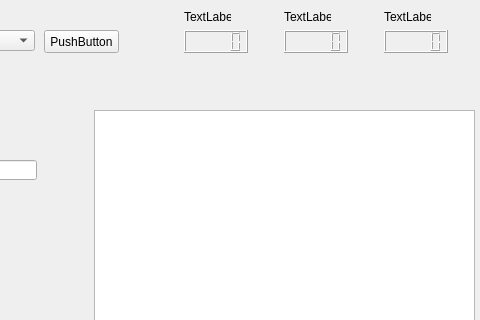
Above: mainwindow.ui from ironiron/PMS7003reader before the change; both pictures show x 96 to 576 and y 0 to 320 of the 576 by 442 pixel window. Below: the same form after it.
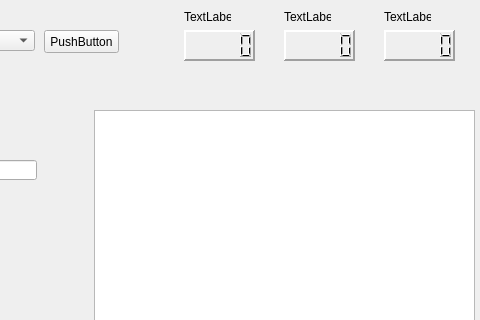
That is the form after the change.

Commit message: Added crc, PM calculations and LCD started showing data

The edit to the form file:
```diff
--- a/mainwindow.ui
+++ b/mainwindow.ui
@@ -59,30 +59,57 @@
      <rect>
       <x>280</x>
       <y>30</y>
-      <width>64</width>
-      <height>23</height>
+      <width>71</width>
+      <height>31</height>
      </rect>
     </property>
+    <property name="autoFillBackground">
+     <bool>false</bool>
+    </property>
+    <property name="frameShape">
+     <enum>QFrame::Panel</enum>
+    </property>
+    <property name="frameShadow">
+     <enum>QFrame::Raised</enum>
+    </property>
+    <property name="lineWidth">
+     <number>2</number>
+    </property>
+    <property name="midLineWidth">
+     <number>0</number>
+    </property>
    </widget>
    <widget class="QLCDNumber" name="PM_2_5">
     <property name="geometry">
      <rect>
       <x>380</x>
       <y>30</y>
-      <width>64</width>
-      <height>23</height>
+      <width>71</width>
+      <height>31</height>
      </rect>
     </property>
+    <property name="frameShape">
+     <enum>QFrame::Panel</enum>
+    </property>
+    <property name="lineWidth">
+     <number>2</number>
+    </property>
    </widget>
    <widget class="QLCDNumber" name="PM_10">
     <property name="geometry">
      <rect>
       <x>480</x>
       <y>30</y>
-      <width>64</width>
-      <height>23</height>
+      <width>71</width>
+      <height>31</height>
      </rect>
     </property>
+    <property name="frameShape">
+     <enum>QFrame::Panel</enum>
+    </property>
+    <property name="lineWidth">
+     <number>2</number>
+    </property>
    </widget>
    <widget class="QLabel" name="PortSelectionLabel">
     <property name="geometry">
```
Left out of the diff: 3 changed lines with no effect on the pictures. The commit also changes 2 other files.
